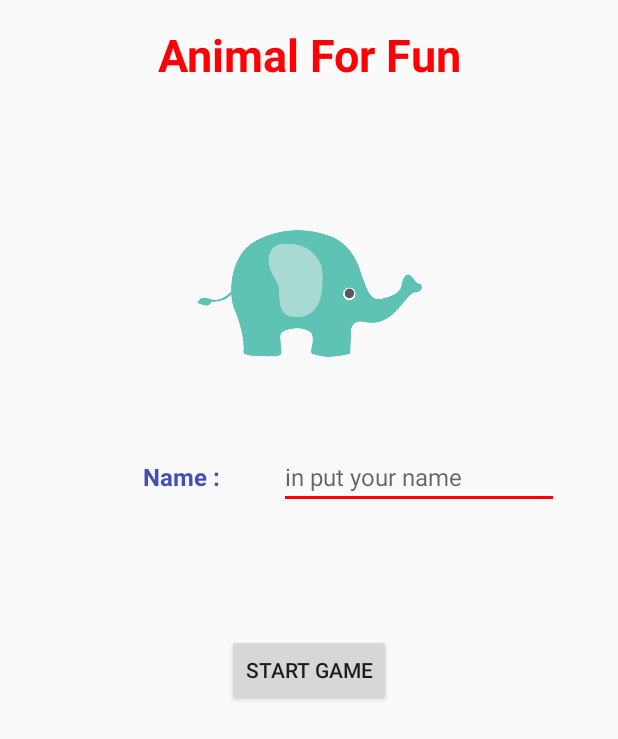
After one commit to mhen024/AnimalApp-master, an Android app: the layout activity_main.xml on its own in the app's theme, with its tools: preview values and no code run, on a phone screen of 412 x 824 dp. The commit adds this screen. Shown: the top 739 px of the screen. Run offline under Robolectric (Android 15) with nearby library versions, the phone set to English and light mode, and no system bars.

Commit message:
Design mainUI

```diff
--- a/app/src/main/AndroidManifest.xml
+++ b/app/src/main/AndroidManifest.xml
@@ -9,8 +9,12 @@
         android:roundIcon="@mipmap/ic_launcher_round"
         android:supportsRtl="true"
         android:theme="@style/AppTheme">
-        <activity android:name=".GameActivity"
+        <activity
+            android:name=".GameActivity"
             android:screenOrientation="landscape">
+
+        </activity>
+        <activity android:name=".MainActivity">
             <intent-filter>
                 <action android:name="android.intent.action.MAIN" />
 
--- /dev/null
+++ b/app/src/main/java/sdu/cs58/suteenart/animalapp/MainActivity.java
@@ -0,0 +1,13 @@
+package sdu.cs58.suteenart.animalapp;
+
+import android.support.v7.app.AppCompatActivity;
+import android.os.Bundle;
+
+public class MainActivity extends AppCompatActivity {
+
+    @Override
+    protected void onCreate(Bundle savedInstanceState) {
+        super.onCreate(savedInstanceState);
+        setContentView(R.layout.activity_main);
+    }//End onCreate
+}//End Class
--- /dev/null
+++ b/app/src/main/res/layout/activity_main.xml
@@ -0,0 +1,80 @@
+<?xml version="1.0" encoding="utf-8"?>
+<android.support.constraint.ConstraintLayout xmlns:android="http://schemas.android.com/apk/res/android"
+    xmlns:app="http://schemas.android.com/apk/res-auto"
+    xmlns:tools="http://schemas.android.com/tools"
+    android:layout_width="match_parent"
+    android:layout_height="match_parent"
+    tools:context="sdu.cs58.suteenart.animalapp.MainActivity">
+
+    <TextView
+        android:id="@+id/textView2"
+        android:layout_width="wrap_content"
+        android:layout_height="wrap_content"
+        android:layout_marginEnd="8dp"
+        android:layout_marginStart="8dp"
+        android:layout_marginTop="16dp"
+        android:text="@string/app_name"
+        android:textColor="@color/colorAccent"
+        android:textSize="@dimen/h1"
+        android:textStyle="bold"
+        app:layout_constraintEnd_toEndOf="parent"
+        app:layout_constraintStart_toStartOf="parent"
+        app:layout_constraintTop_toTopOf="parent" />
+
+    <ImageView
+        android:id="@+id/imageView"
+        android:layout_width="@dimen/my_image"
+        android:layout_height="@dimen/my_image"
+        android:layout_marginEnd="8dp"
+        android:layout_marginStart="8dp"
+        android:layout_marginTop="64dp"
+        app:layout_constraintEnd_toEndOf="parent"
+        app:layout_constraintStart_toStartOf="parent"
+        app:layout_constraintTop_toBottomOf="@+id/textView2"
+        app:srcCompat="@drawable/icon" />
+
+    <TextView
+        android:id="@+id/textView3"
+        android:layout_width="wrap_content"
+        android:layout_height="wrap_content"
+        android:layout_marginStart="64dp"
+        android:layout_marginTop="36dp"
+        android:text="Name :"
+        android:textColor="@color/colorPrimary"
+        android:textSize="@dimen/h2"
+        android:textStyle="bold"
+        app:layout_constraintEnd_toStartOf="@+id/editText"
+        app:layout_constraintHorizontal_bias="0.5"
+        app:layout_constraintStart_toStartOf="parent"
+        app:layout_constraintTop_toBottomOf="@+id/imageView" />
+
+    <EditText
+        android:id="@+id/editText"
+        android:layout_width="wrap_content"
+        android:layout_height="wrap_content"
+        android:layout_marginEnd="8dp"
+        android:layout_marginStart="8dp"
+        android:ems="10"
+        android:hint="in put your name"
+        android:inputType="textPersonName"
+        android:textSize="@dimen/h2"
+        app:layout_constraintBaseline_toBaselineOf="@+id/textView3"
+        app:layout_constraintEnd_toEndOf="parent"
+        app:layout_constraintHorizontal_bias="0.5"
+        app:layout_constraintStart_toEndOf="@+id/textView3" />
+
+    <Button
+        android:id="@+id/button"
+        android:layout_width="wrap_content"
+        android:layout_height="wrap_content"
+        android:layout_marginBottom="8dp"
+        android:layout_marginEnd="8dp"
+        android:layout_marginStart="8dp"
+        android:layout_marginTop="8dp"
+        android:text="start Game"
+        app:layout_constraintBottom_toBottomOf="parent"
+        app:layout_constraintEnd_toEndOf="parent"
+        app:layout_constraintStart_toStartOf="parent"
+        app:layout_constraintTop_toBottomOf="@+id/textView3"
+        app:layout_constraintVertical_bias="0.19999999" />
+</android.support.constraint.ConstraintLayout>
--- a/app/src/main/res/values/colors.xml
+++ b/app/src/main/res/values/colors.xml
@@ -1,6 +1,6 @@
 <?xml version="1.0" encoding="utf-8"?>
 <resources>
-    <color name="colorPrimary">#3F51B5</color>
+    <color name="colorPrimary">#3f51b5</color>
     <color name="colorPrimaryDark">#303F9F</color>
-    <color name="colorAccent">#FF4081</color>
+    <color name="colorAccent">#ff0004</color>
 </resources>
```
